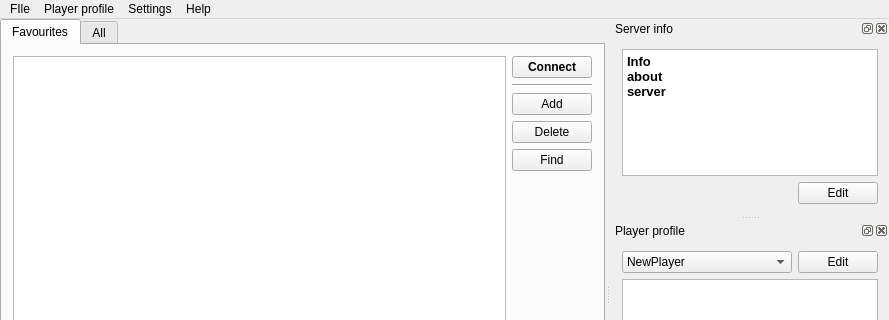
The window that src/mainwindow.ui (navrocky/urtconnector) describes before a commit, drawn with Qt 5; both pictures show x 0 to 889 and y 0 to 320 of the 889 by 569 pixel window.
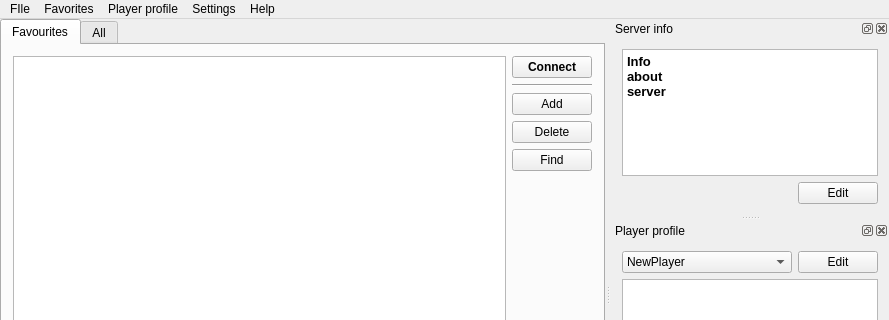
The same window after the commit. Icons and pictures are not drawn.

Commit message: Added server options and dialog, and icons to same actions. Created useful class PushButtonActionLink.

The edit to the form file:
```diff
--- a/src/mainwindow.ui
+++ b/src/mainwindow.ui
@@ -193,7 +193,16 @@
     <addaction name="separator" />
     <addaction name="actionManage" />
    </widget>
+   <widget class="QMenu" name="menuFavorites" >
+    <property name="title" >
+     <string>Favorites</string>
+    </property>
+    <addaction name="actionFavAdd" />
+    <addaction name="actionFavEdit" />
+    <addaction name="actionFavDelete" />
+   </widget>
    <addaction name="menuUrbanConnector" />
+   <addaction name="menuFavorites" />
    <addaction name="menuPlayer_profile" />
    <addaction name="menuOptions" />
    <addaction name="menuHelp" />
```
Left out of the diff: 58 changed lines with no effect on the pictures. The commit also changes 19 other files.
